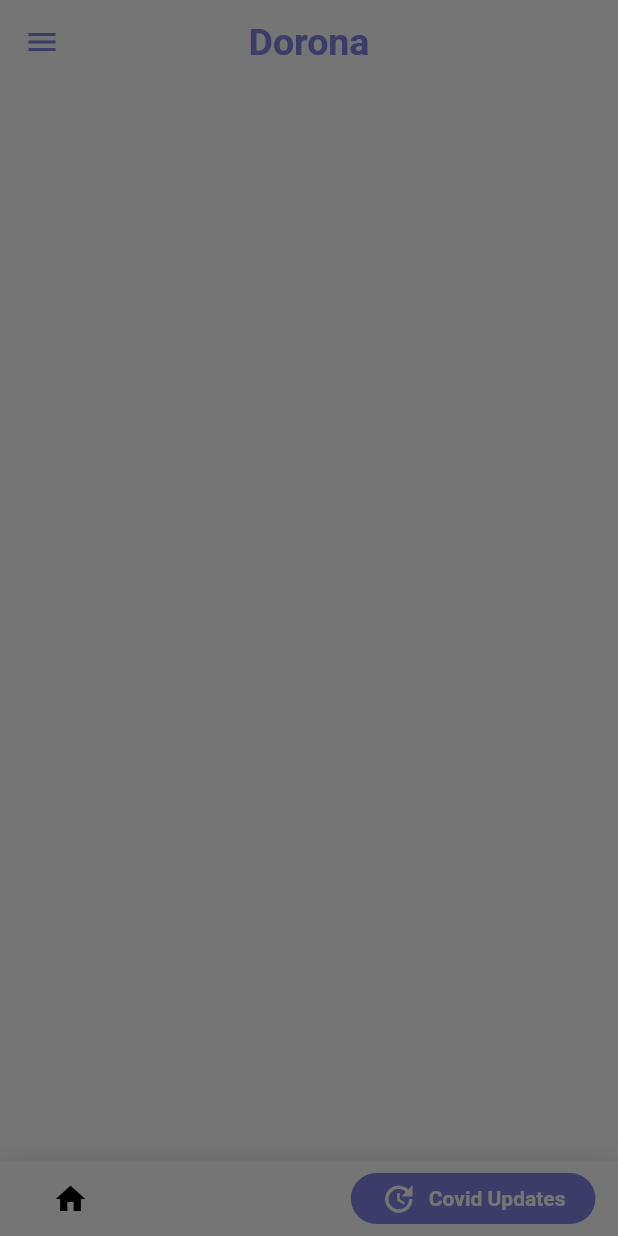
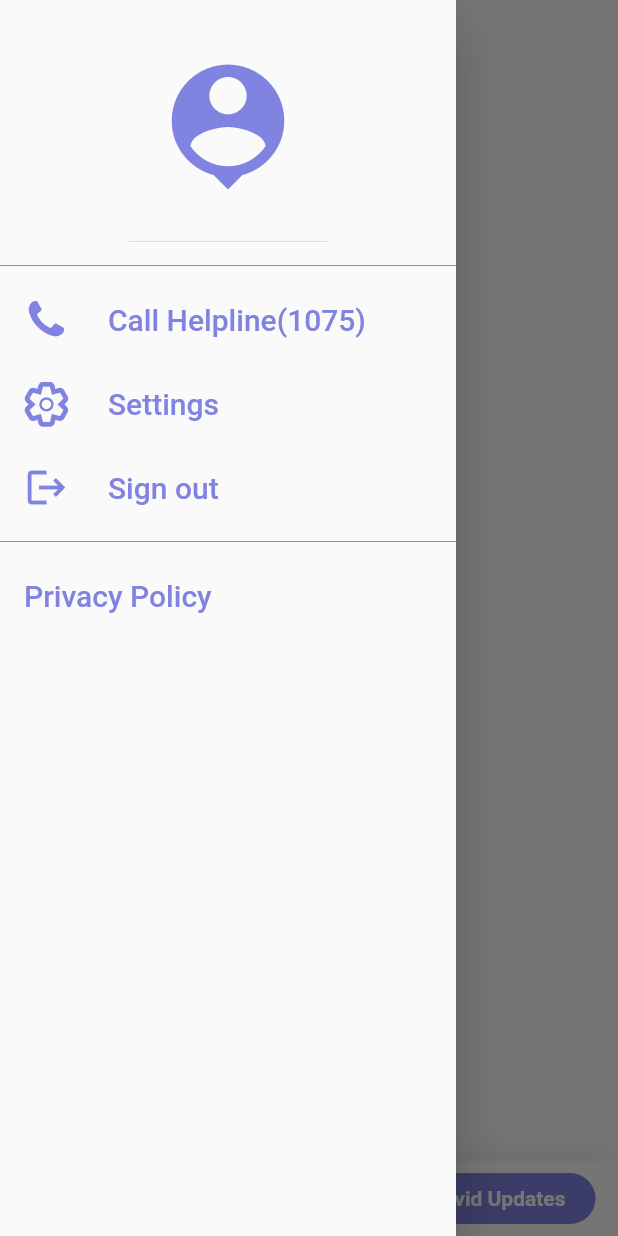
Before and after one commit to namansoni/dorona_BitsPlease_FrostHack, a Flutter app: the screen it shows once a user with an empty profile is signed in, with the side drawer open, on a phone screen of 412 x 824 dp. Run offline on Flutter 3.47's test engine with Material 2 defaults, Android fonts, the phone set to English and light mode, and no system bars; drawn by our look-alikes of google_nav_bar; our stand-ins replace animate_do, awesome_dialog, cloud_firestore, firebase_auth, firebase_core, firebase_messaging and 6 more; accounts and stored records are empty; Roboto replaces fonts that are missing (Aleo).

Commit message:
Drawer added

```diff
--- a/lib/Screens/Drawer/drawer.dart
+++ b/lib/Screens/Drawer/drawer.dart
@@ -1,4 +1,21 @@
+import 'package:awesome_dialog/awesome_dialog.dart';
+// import 'package:dorona/Screens/QrScanner/showQr.dart';
+// import 'package:dorona/Screens/ReportPDFViewer/show_report.dart';
+// import 'package:dorona/Screens/Surverys/chatBot.dart';
+// import 'package:dorona/Screens/xRayTest/xRayTestHome.dart';
+// import 'package:dorona/colors1.dart';
+// import 'package:dorona/my_custom_icons.dart';
+import 'package:firebase_auth/firebase_auth.dart';
 import 'package:flutter/material.dart';
+//import 'package:dorona/styles.dart';
+import 'package:flutter/cupertino.dart';
+import 'package:url_launcher/url_launcher.dart';
+//import 'package:dorona/Screens/Drawer/chatbot.dart';
+
+import '../../colors1.dart';
+import '../../my_custom_icons.dart';
+import '../../styles.dart';
+
 class CustomDrawer extends StatefulWidget {
   BuildContext homecontext;
   CustomDrawer(this.homecontext);
@@ -9,8 +26,166 @@ class CustomDrawer extends StatefulWidget {
 class _CustomDrawerState extends State<CustomDrawer> {
   @override
   Widget build(BuildContext context) {
-    return Container(
-
+    return Drawer(
+      child: Container(
+        width: MediaQuery.of(context).size.width,
+        child: SingleChildScrollView(
+          child: Column(
+            children: [
+              DrawerHeader(
+                child: Icon(
+                  Icons.person_pin,
+                  size: 100,
+                  color: iconColor,
+                ),
+              ),
+              Divider(
+                color: iconColor,
+              ),
+              // ListTile(
+              //   onTap: () {
+              //     Navigator.of(context).pop();
+              //     Navigator.of(context).push(MaterialPageRoute(
+              //       builder: (context) => ShowQr(),
+              //     ));
+              //   },
+              //   leading: Icon(
+              //     MyCustomIcons.qrcode,
+              //     size: 30,
+              //     color: iconColor,
+              //   ),
+              //   title: Text(
+              //     "Generate/Scan QR code",
+              //     style: simpleTextDrawer,
+              //   ),
+              // ),
+              // ListTile(
+              //   onTap: () {
+              //     Navigator.of(context).pop();
+              //     Navigator.of(context).push(MaterialPageRoute(
+              //       builder: (context) => ShowReport(),
+              //     ));
+              //   },
+              //   leading: Icon(
+              //     MyCustomIcons.stethoscope,
+              //     size: 30,
+              //     color: iconColor,
+              //   ),
+              //   title: Text(
+              //     "See Your Report",
+              //     style: simpleTextDrawer,
+              //   ),
+              // ),
+              ListTile(
+                onTap: () async {
+                  if (await canLaunch("tel:1075")) {
+                    Navigator.of(context).pop();
+                    await launch("tel:1075");
+                  }
+                },
+                leading: Icon(
+                  MyCustomIcons.phone,
+                  size: 30,
+                  color: iconColor,
+                ),
+                title: Text(
+                  "Call Helpline(1075)",
+                  style: simpleTextDrawer,
+                ),
+              ),
+              // ListTile(
+              //   leading: Icon(
+              //     MyCustomIcons.heartbeat,
+              //     size: 30,
+              //     color: iconColor,
+              //   ),
+              //   title: Text(
+              //     "Test yourself",
+              //     style: simpleTextDrawer,
+              //   ),
+              //   onTap: () {
+              //     Navigator.of(context).push(
+              //         MaterialPageRoute(builder: (context) => XRayTestHome()));
+              //   },
+              // ),
+              ListTile(
+                leading: Icon(
+                  MyCustomIcons.cog_outline,
+                  size: 30,
+                  color: iconColor,
+                ),
+                title: Text(
+                  "Settings",
+                  style: simpleTextDrawer,
+                ),
+              ),
+              ListTile(
+                leading: Icon(
+                  Icons.logout,
+                  size: 30,
+                  color: iconColor,
+                ),
+                title: Text(
+                  "Sign out",
+                  style: simpleTextDrawer,
+                ),
+                onTap: () {
+                  Navigator.of(context).pop();
+                  AwesomeDialog(
+                    context: widget.homecontext,
+                    dialogType: DialogType.INFO,
+                    title: "Do you really want to signout?",
+                    desc: "",
+                    btnOk: RaisedButton(
+                      color: greenColor,
+                      onPressed: () {
+                        Navigator.of(widget.homecontext).pop();
+                        FirebaseAuth auth = FirebaseAuth.instance;
+                        auth.signOut();
+                      },
+                      child: Text(
+                        "Yes",
+                        style: buttonText,
+                      ),
+                    ),
+                    btnCancel: RaisedButton(
+                      color: redColor,
+                      onPressed: () {
+                        Navigator.of(widget.homecontext).pop();
+                      },
+                      child: Text(
+                        "Cancel",
+                        style: buttonText,
+                      ),
+                    ),
+                  )..show();
+                },
+              ),
+              Divider(
+                color: iconColor,
+              ),
+              ListTile(
+                onTap: () {},
+                title: Text(
+                  "Privacy Policy",
+                  style: simpleTextDrawer,
+                ),
+              ),
+              // ListTile(
+              //   title: Text(
+              //     "Personal Assistant",
+              //     style: simpleTextDrawer,
+              //   ),
+              //   onTap: () {
+              //     Navigator.of(context).push(MaterialPageRoute(
+              //       builder: (context) => HomePageDialogflow(),
+              //     ));
+              //   },
+              // )
+            ],
+          ),
+        ),
+      ),
     );
   }
 }
```
